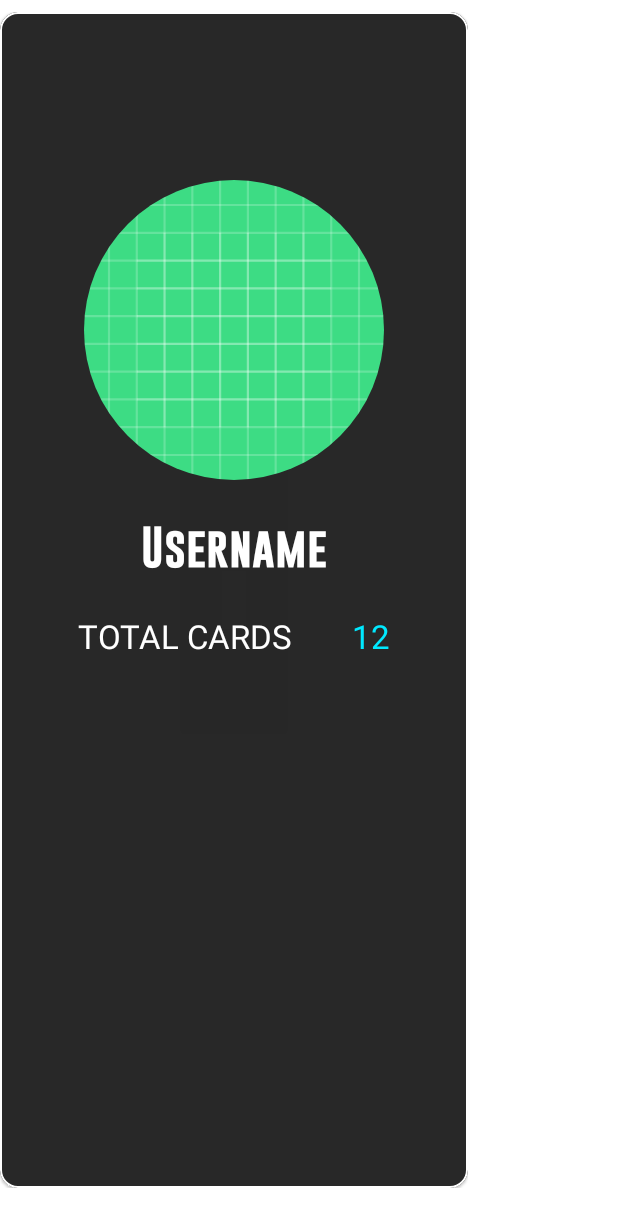
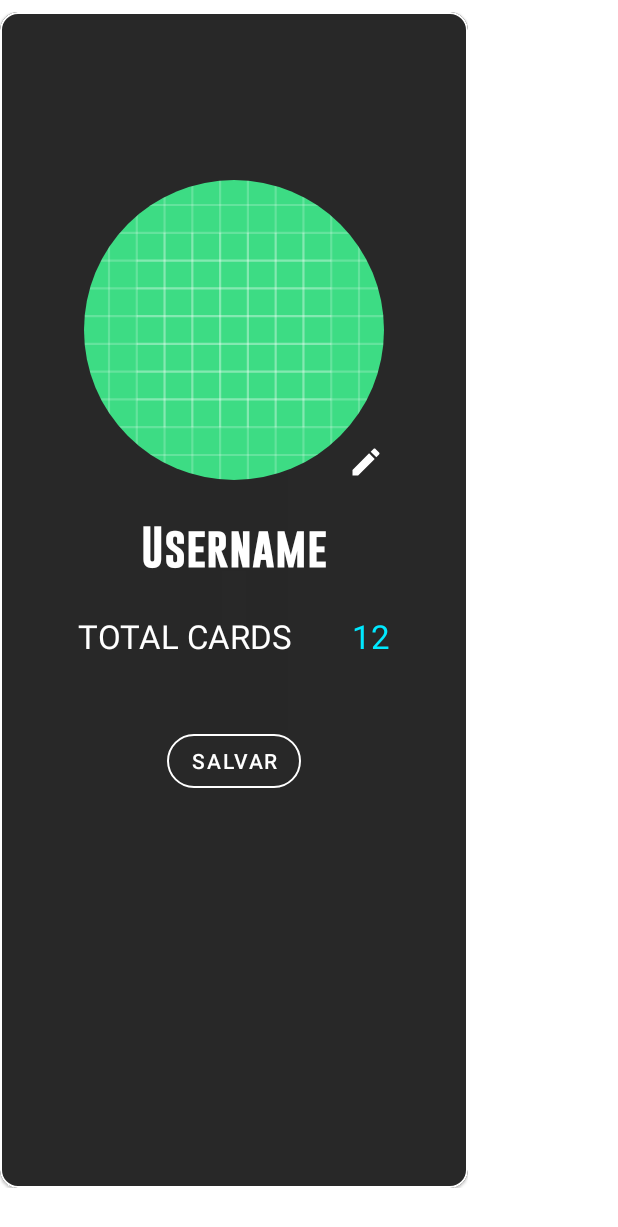
Before and after one commit to dosSantos-Paulo/marvelMyHero, an Android app: the layout fragment_user.xml on its own in the app's theme, with its tools: preview values and no code run, on a phone screen of 412 x 824 dp. Shown: the top 1227 px of the screen. Run offline under Robolectric (Android 15) with nearby library versions, the phone set to English and light mode, and no system bars.

Commit message:
Layout do userFragment atualizado

```diff
--- a/app/src/main/res/drawable/ic_baseline_edit_24.xml
+++ b/app/src/main/res/drawable/ic_baseline_edit_24.xml
@@ -2,8 +2,7 @@
     android:width="24dp"
     android:height="24dp"
     android:viewportWidth="24"
-    android:viewportHeight="24"
-    android:tint="?attr/colorControlNormal">
+    android:viewportHeight="24">
   <path
       android:fillColor="@android:color/white"
       android:pathData="M3,17.25V21h3.75L17.81,9.94l-3.75,-3.75L3,17.25zM20.71,7.04c0.39,-0.39 0.39,-1.02 0,-1.41l-2.34,-2.34c-0.39,-0.39 -1.02,-0.39 -1.41,0l-1.83,1.83 3.75,3.75 1.83,-1.83z"/>
--- a/app/src/main/res/layout/fragment_user.xml
+++ b/app/src/main/res/layout/fragment_user.xml
@@ -36,6 +36,14 @@
                 app:layout_constraintEnd_toEndOf="parent"
                 app:layout_constraintStart_toStartOf="parent"
                 app:layout_constraintTop_toTopOf="parent" />
+
+            <ImageView
+                android:id="@+id/imgEdit_UserFragment"
+                android:layout_width="wrap_content"
+                android:layout_height="wrap_content"
+                android:src="@drawable/ic_baseline_edit_24"
+                app:layout_constraintBottom_toBottomOf="@+id/img_user_fragmentUser"
+                app:layout_constraintEnd_toEndOf="@+id/img_user_fragmentUser" />
 
             <TextView
                 android:id="@+id/txt_userName_fragmentUser"
@@ -78,6 +86,20 @@
                 app:layout_constraintStart_toEndOf="@+id/textView"
                 app:layout_constraintTop_toBottomOf="@+id/txt_userName_fragmentUser" />
 
+            <com.google.android.material.button.MaterialButton
+                android:id="@+id/btnSalvar"
+                style="@style/Widget.MaterialComponents.Button.OutlinedButton"
+                android:layout_width="wrap_content"
+                android:layout_height="wrap_content"
+                android:text="@string/salvar"
+                android:layout_marginTop="100dp"
+                android:textColor="@color/textPrimary"
+                app:cornerRadius="@dimen/defaultRadius"
+                app:layout_constraintEnd_toEndOf="@+id/txt_userName_fragmentUser"
+                app:layout_constraintStart_toStartOf="@+id/txt_userName_fragmentUser"
+                app:layout_constraintTop_toBottomOf="@+id/txt_userName_fragmentUser"
+                app:strokeColor="@color/textPrimary" />
+
         </androidx.constraintlayout.widget.ConstraintLayout>
 
     </com.google.android.material.card.MaterialCardView>
--- a/app/src/main/res/values/strings.xml
+++ b/app/src/main/res/values/strings.xml
@@ -87,4 +87,5 @@
     <string name="nickName_error">Need a NickName</string>
     <string name="name_error">Need a Name</string>
     <string name="animation_bar">Animation Bar</string>
+    <string name="salvar">Salvar</string>
 </resources>
```
